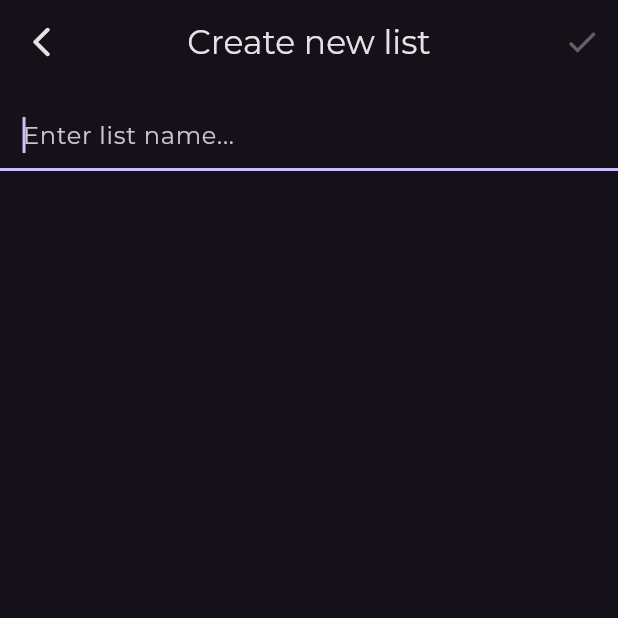
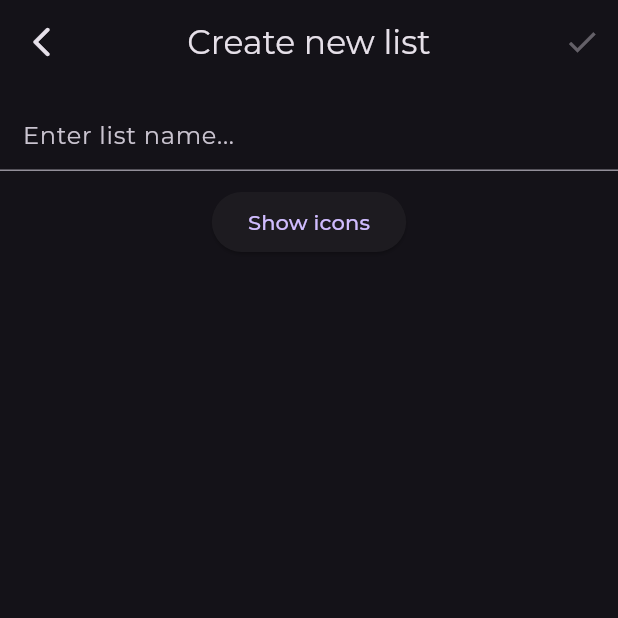
Before and after one commit to my-nd/Flutter-Task-Manager, a Flutter app: the AddNewListPage screen opened directly, on a phone screen of 412 x 824 dp, the top half of it. Run offline on Flutter 3.47's test engine with Material 2 defaults, Android fonts, the phone set to English and light mode, and no system bars; our stand-ins replace flutter_slidable, google_fonts.

Commit message:
can now add new list with icons

```diff
--- a/lib/add_new_list_page.dart
+++ b/lib/add_new_list_page.dart
@@ -3,7 +3,9 @@ import 'package:flutter/material.dart';
 import 'package:provider/provider.dart';
 
 class AddNewListPage extends StatefulWidget {
+
   AddNewListPage({Key? key}) : super(key: key);
+
 
   @override
   State<StatefulWidget> createState() => _AddNewListPage();
@@ -13,10 +15,53 @@ class _AddNewListPage extends State<AddNewListPage> {
   final TextEditingController _textController = TextEditingController();
 
   bool _isButtonEnabled = false;
+  bool areIconsVisible = false;
+
+  late Icon selectedIcon;
+
+  final List<Icon> icons = [
+    Icon(Icons.email_rounded),
+    Icon(Icons.phone_rounded),
+    Icon(Icons.meeting_room_rounded),
+    Icon(Icons.nature_people_rounded),
+    Icon(Icons.map_outlined),
+    Icon(Icons.home_rounded),
+    Icon(Icons.pets_rounded),
+    Icon(Icons.code_rounded),
+    Icon(Icons.coffee),
+    Icon(Icons.landscape_rounded),
+    Icon(Icons.beach_access_rounded),
+    Icon(Icons.book_outlined),
+    Icon(Icons.question_mark_rounded),
+    Icon(Icons.markunread_mailbox_outlined),
+    Icon(Icons.masks_rounded),
+    Icon(Icons.music_note_rounded),
+    Icon(Icons.waves_rounded),
+    Icon(Icons.wb_cloudy_rounded),
+    Icon(Icons.wb_incandescent_rounded),
+    Icon(Icons.wifi),
+    Icon(Icons.chat_rounded),
+    Icon(Icons.contact_page_rounded),
+    Icon(Icons.emergency_rounded),
+    Icon(Icons.health_and_safety_rounded),
+    Icon(Icons.healing_rounded),
+    Icon(Icons.school_rounded),
+    Icon(Icons.single_bed_rounded),
+    Icon(Icons.carpenter_rounded),
+    Icon(Icons.directions_bus_rounded),
+    Icon(Icons.baby_changing_station_rounded),
+    Icon(Icons.cookie_rounded),
+    Icon(Icons.monetization_on_rounded),
+    Icon(Icons.palette_rounded),
+    Icon(Icons.photo_camera_rounded),
+    Icon(Icons.local_convenience_store_rounded),
+    Icon(Icons.shopping_cart_rounded),
+  ];
 
   @override
   void initState() {
     super.initState();
+    selectedIcon = Icon(Icons.question_mark_rounded);
     _textController.addListener(_onTextChanged);
   }
 
@@ -49,9 +94,11 @@ class _AddNewListPage extends State<AddNewListPage> {
           IconButton(
             icon: Icon(Icons.done),
             onPressed: _isButtonEnabled ? () {
-              TaskType newType = TaskType(name: _textController.text, icon: Icon(Icons.question_mark_rounded));
-              appState.addNewList(newType);
-              Navigator.of(context).pop();
+              setState(() {
+                TaskType newType = TaskType(name: _textController.text, icon: selectedIcon);
+                appState.addNewList(newType);
+                Navigator.of(context).pop();
+              });
             } : null
           ),
         ],
@@ -61,7 +108,6 @@ class _AddNewListPage extends State<AddNewListPage> {
           SizedBox(height: 10),
           TextField(
             controller: _textController,
-            autofocus: true,
             style: TextStyle(color: Colors.white),
             decoration: InputDecoration(
               contentPadding: EdgeInsets.symmetric(horizontal: 15),
@@ -69,6 +115,40 @@ class _AddNewListPage extends State<AddNewListPage> {
               border: UnderlineInputBorder(),
             ),
           ),
+          Padding(
+            padding: const EdgeInsets.only(top: 10),
+            child: ElevatedButton(
+              child: areIconsVisible ? Text('Hide icons') : Text('Show icons'),
+              onPressed: () {
+                setState(() {
+                  areIconsVisible = !areIconsVisible;
+                });
+              },
+            ),
+          ),
+          Visibility(
+            visible: areIconsVisible,
+            child: Expanded(
+              child: SingleChildScrollView(
+                child: GridView.count(
+                  shrinkWrap: true,
+                  physics: NeverScrollableScrollPhysics(),
+                  crossAxisCount: 3,
+                  children: List.generate(icons.length, (index) {
+                    return GestureDetector(
+                      onTap: () {
+                        setState(() {
+                          selectedIcon = icons[index];
+                          areIconsVisible = false;
+                        });
+                      },
+                      child: icons[index]
+                    );
+                  }),
+                ),
+              ),
+            ),
+          )
         ],
       ),
     );
```
Also changed, not shown: lib/main.dart (+20 -35 lines), lib/show_task_list_page.dart (+64 -7 lines).
